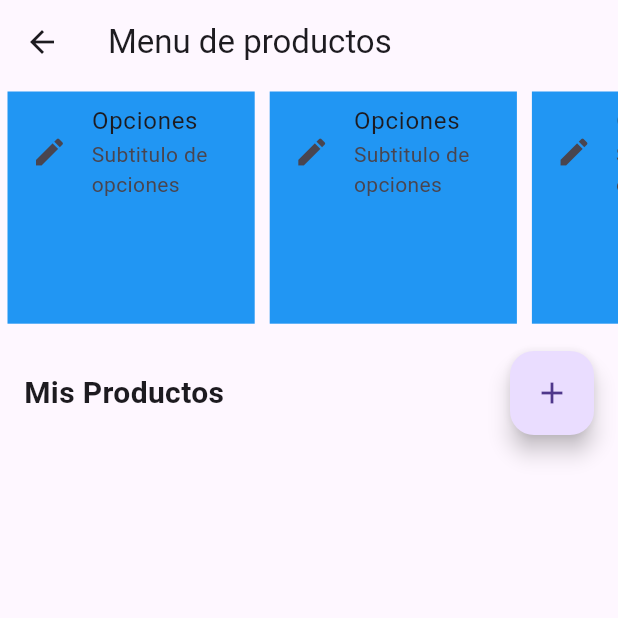
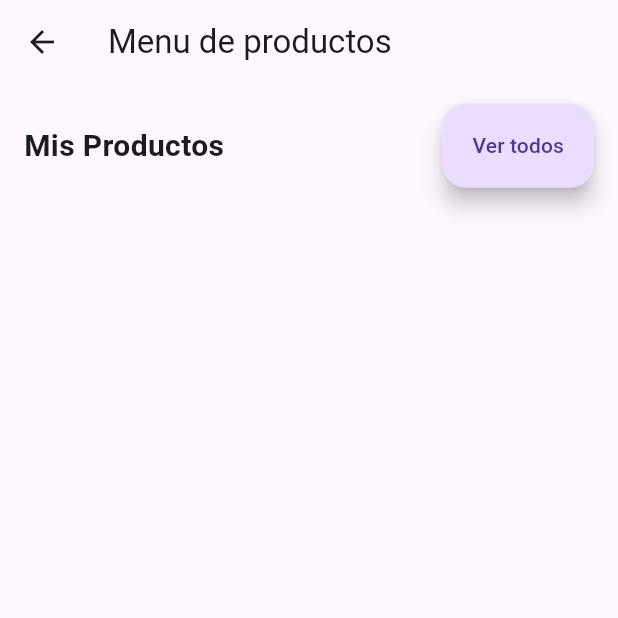
Before and after one commit to guiiyanxD/strapi-flutter-app, a Flutter app: the screen it shows after launch, after a tap on the "arrow forward ios" icon, on a phone screen of 412 x 824 dp, the top half of it. Run offline on Flutter 3.47's test engine with Material 3 defaults, Android fonts, the phone set to English and light mode, and no system bars; our stand-ins replace dio, go_router; network calls fail.

Commit message:
done in airport

```diff
--- a/lib/main.dart
+++ b/lib/main.dart
@@ -28,6 +28,9 @@ class MyApp extends StatelessWidget {
               path: '/productMenu',
               builder: (context, state) => const MenuProduct(),),
             GoRoute(
+              path: '/product/index',
+              builder: (context, state) => const IndexProduct(),),
+            GoRoute(
               path: '/SaleMenu',
               builder: (context, state) => const IndexProduct(),),
             GoRoute(
--- a/lib/pages/product/menu_product.dart
+++ b/lib/pages/product/menu_product.dart
@@ -1,6 +1,7 @@
+import 'package:app/pages/product/index_product.dart';
 import 'package:app/widgets/card_widget.dart';
 import 'package:flutter/material.dart';
-
+import 'package:go_router/go_router.dart';
 class MenuProduct extends StatelessWidget {
   const MenuProduct({super.key});
 
@@ -15,33 +16,6 @@ class MenuProduct extends StatelessWidget {
           body: Column(
             children: [
               Container(
-                height: size.height*0.20,
-                child: ListView.builder(
-                    scrollDirection: Axis.horizontal,
-                    itemCount: 10,
-                    itemBuilder: (context, index){
-                      return Padding(
-                          padding: EdgeInsets.all(5),
-                          child: Container(
-                            width: size.width*0.40,
-                            height: size.height*0.15,
-                            decoration: BoxDecoration(
-                              shape: BoxShape.rectangle,
-                              color: Colors.blue,
-                            ),
-                            child: ListTile(
-                              leading: Icon(Icons.edit),
-                              title: Text("Opciones"),
-                              subtitle: Text("Subtitulo de opciones"),
-                              onTap: (){
-                                Navigator.pop(context);
-                              },
-                            ),
-                          )
-                      );
-                    }),
-              ),
-              Container(
                 height: size.height*0.10,
                 child: Row(
                   mainAxisAlignment: MainAxisAlignment.spaceBetween,
@@ -55,13 +29,14 @@ class MenuProduct extends StatelessWidget {
                     ),
                     Padding(
                         padding: EdgeInsets.symmetric(horizontal: 16),
-                      child: FloatingActionButton(
+                      child: FloatingActionButton.extended(
                         onPressed: (){
-                          //Navigator.pop(context);
+                          context.push("/product/index");
                           print("HolaMundo");
                         },
                         splashColor: Colors.amber,
-                        child: Icon(Icons.add),
+                        // icon: Icon(Icons.add),
+                        label: Text("Ver todos"),
                       ),
                     )
                   ],
```
Also changed, not shown: lib/pages/product/index_product.dart (+10 -4 lines), lib/widgets/horizontal_listview_widget.dart (added, +48 -0 lines), pubspec.lock, 4 other files.
